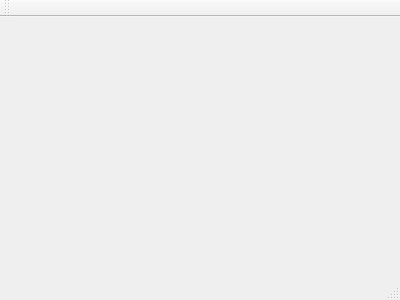
MikeKneeB/BallSimulation, file balls/mainwindow.ui: the form before one commit.
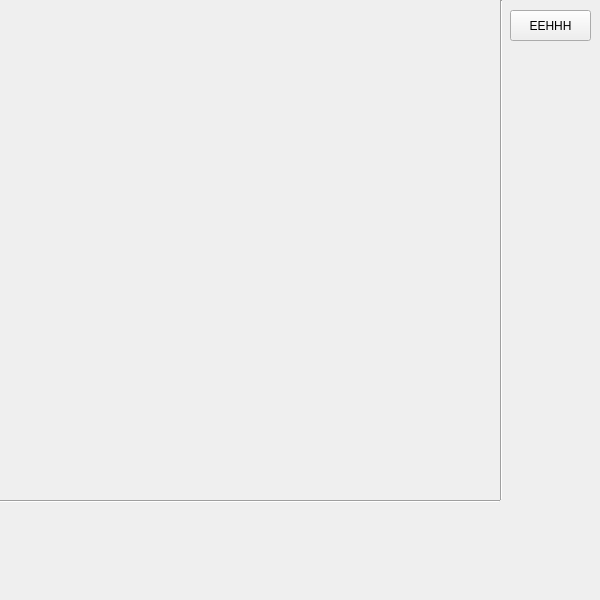
The form after the commit.

```diff
--- a/balls/mainwindow.ui
+++ b/balls/mainwindow.ui
@@ -1,24 +1,80 @@
 <ui version="4.0">
  <class>MainWindow</class>
- <widget class="QMainWindow" name="MainWindow" >
-  <property name="geometry" >
+ <widget class="QMainWindow" name="MainWindow">
+  <property name="geometry">
    <rect>
     <x>0</x>
     <y>0</y>
-    <width>400</width>
-    <height>300</height>
+    <width>600</width>
+    <height>600</height>
    </rect>
   </property>
   <property name="windowTitle" >
    <string>MainWindow</string>
   </property>
-  <widget class="QMenuBar" name="menuBar" />
-  <widget class="QToolBar" name="mainToolBar" />
-  <widget class="QWidget" name="centralWidget" />
-  <widget class="QStatusBar" name="statusBar" />
+  <widget class="QWidget" name="centralWidget">
+   <widget class="QPushButton" name="pushButton">
+    <property name="geometry">
+     <rect>
+      <x>510</x>
+      <y>10</y>
+      <width>81</width>
+      <height>31</height>
+     </rect>
+    </property>
+    <property name="text">
+     <string>EEHHH</string>
+    </property>
+   </widget>
+   <widget class="QWidget" name="widget" native="true">
+    <property name="geometry">
+     <rect>
+      <x>0</x>
+      <y>0</y>
+      <width>500</width>
+      <height>500</height>
+     </rect>
+    </property>
+   </widget>
+   <widget class="Line" name="line">
+    <property name="geometry">
+     <rect>
+      <x>500</x>
+      <y>0</y>
+      <width>3</width>
+      <height>500</height>
+     </rect>
+    </property>
+    <property name="orientation">
+     <enum>Qt::Vertical</enum>
+    </property>
+   </widget>
+   <widget class="Line" name="line_2">
+    <property name="geometry">
+     <rect>
+      <x>0</x>
+      <y>500</y>
+      <width>500</width>
+      <height>3</height>
+     </rect>
+    </property>
+    <property name="orientation">
+     <enum>Qt::Horizontal</enum>
+    </property>
+   </widget>
+  </widget>
+  <widget class="QMenuBar" name="menuBar">
+   <property name="geometry">
+    <rect>
+     <x>0</x>
+     <y>0</y>
+     <width>600</width>
+     <height>21</height>
+    </rect>
+   </property>
+  </widget>
  </widget>
- <layoutDefault spacing="6" margin="11" />
- <pixmapfunction></pixmapfunction>
+ <layoutdefault spacing="6" margin="11"/>
  <resources/>
  <connections/>
 </ui>
```
Left out of the diff: 3 changed lines with no effect on the pictures.
